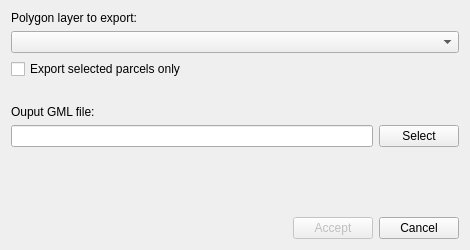
Qt form export_gml_dialog.ui (yeahmike/sec4qgis) before a commit.
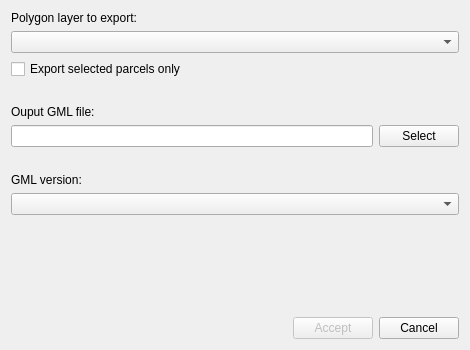
The same form after that commit.

The edit to the form file:
```diff
--- a/export_gml_dialog.ui
+++ b/export_gml_dialog.ui
@@ -10,19 +10,19 @@
     <x>0</x>
     <y>0</y>
     <width>470</width>
-    <height>250</height>
+    <height>350</height>
    </rect>
   </property>
   <property name="minimumSize">
    <size>
     <width>470</width>
-    <height>250</height>
+    <height>350</height>
    </size>
   </property>
   <property name="maximumSize">
    <size>
     <width>16777215</width>
-    <height>250</height>
+    <height>350</height>
    </size>
   </property>
   <property name="windowTitle">
@@ -116,14 +116,41 @@
      </item>
     </layout>
    </item>
+   <item>
+    <spacer name="verticalSpacer_3">
+     <property name="orientation">
+      <enum>Qt::Vertical</enum>
+     </property>
+     <property name="sizeType">
+      <enum>QSizePolicy::Fixed</enum>
+     </property>
+     <property name="sizeHint" stdset="0">
+      <size>
+       <width>20</width>
+       <height>20</height>
+      </size>
+     </property>
+    </spacer>
+   </item>
+   <item>
+    <layout class="QVBoxLayout" name="verticalLayout_6">
+     <item>
+      <widget class="QLabel" name="label_version">
+       <property name="text">
+        <string>GML version:</string>
+       </property>
+      </widget>
+     </item>
+     <item>
+      <widget class="QComboBox" name="comboBox_GMLversion"/>
+     </item>
+    </layout>
+   </item>
    <item>
     <spacer name="verticalSpacer">
      <property name="orientation">
       <enum>Qt::Vertical</enum>
      </property>
-     <property name="sizeType">
-      <enum>QSizePolicy::Expanding</enum>
-     </property>
      <property name="sizeHint" stdset="0">
       <size>
        <width>20</width>
```
